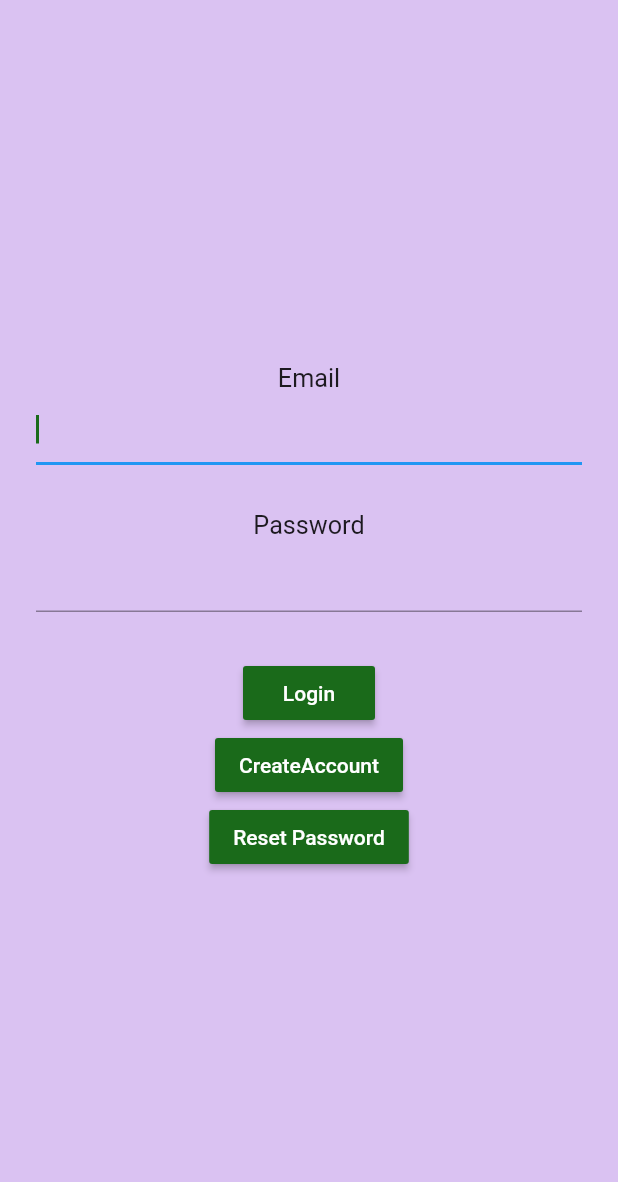
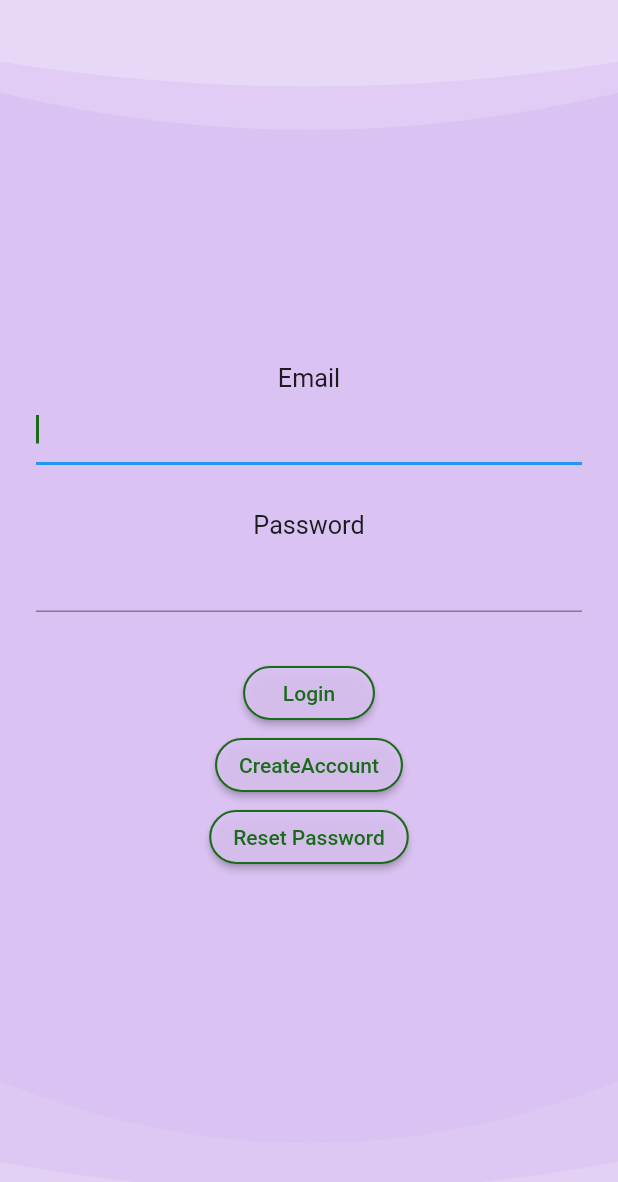
Before and after one commit to kskotheim/jeg-elsker-deg, a Flutter app: the screen it shows after launch, on a phone screen of 412 x 824 dp. Shown: the top 1182 px of the screen. Run offline on Flutter 3.47's test engine with Material 2 defaults, Android fonts, the phone set to English and light mode, and no system bars; our stand-ins replace auto_size_text, bloc, carousel_slider, clay_containers, cloud_firestore, equatable and 4 more; missing offline and left inert: animated_size_and_fade, dough; accounts and stored records are empty.

Commit message:
add wave animation

```diff
--- a/lib/src/root.dart
+++ b/lib/src/root.dart
@@ -5,6 +5,7 @@ import 'package:my_love/src/components/auth/auth_bloc.dart';
 import 'package:my_love/src/components/login/login_page.dart';
 import 'package:my_love/src/components/settings/settings_bloc.dart';
 import 'package:my_love/src/components/settings/theme.dart';
+import 'package:my_love/src/util/wave_animation.dart';
 
 class RootWidget extends StatelessWidget {
   @override
@@ -24,9 +25,31 @@ class RootWidget extends StatelessWidget {
               backgroundColor: theme.bgColor,
               body: BlocBuilder<AuthBloc, AuthState>(
                 builder: (context, authState) {
-                  return AnimatedSwitcher(
-                    duration: Duration(milliseconds: 300),
-                    child: _buildPage(authState),
+                  return AnimatedWave(
+                    height: MediaQuery.of(context).size.height * .1,
+                    speed: .2,
+                    alpha: 60,
+                    reverse: true,
+                    child: AnimatedWave(
+                      height: MediaQuery.of(context).size.height * .15,
+                      speed: .4,
+                      child: AnimatedWave(
+                        height: MediaQuery.of(context).size.height * .25,
+                        speed: .25,
+                        top: false,
+                        alpha: 20,
+                        child: AnimatedWave(
+                          height: MediaQuery.of(context).size.height * .12,
+                          reverse: true,
+                          top: false,
+                          speed: .4,
+                          child: AnimatedSwitcher(
+                            duration: Duration(milliseconds: 300),
+                            child: _buildPage(authState),
+                          ),
+                        ),
+                      ),
+                    ),
                   );
                 },
               ),
--- a/lib/src/util/button.dart
+++ b/lib/src/util/button.dart
@@ -11,12 +11,19 @@ class AccountButton extends StatelessWidget {
   @override
   Widget build(BuildContext context) {
     return RaisedButton(
+      shape: RoundedRectangleBorder(
+        borderRadius: BorderRadius.circular(18.0),
+        side: BorderSide(
+            color: BlocProvider.of<ThemeBloc>(context).theme.altColor,
+            width: 1.4),
+      ),
       child: Text(
         text,
-        style: TextStyle(color: Colors.white),
+        style: TextStyle(
+            color: BlocProvider.of<ThemeBloc>(context).theme.altColor),
       ),
       onPressed: onPressed,
-      color: BlocProvider.of<ThemeBloc>(context).theme.altColor,
+      color: BlocProvider.of<ThemeBloc>(context).theme.bgColor.withAlpha(230),
     );
   }
 }
--- /dev/null
+++ b/lib/src/util/wave_animation.dart
@@ -0,0 +1,122 @@
+import 'package:flutter/material.dart';
+import 'package:simple_animations/simple_animations.dart';
+import 'dart:math';
+
+class AnimatedWave extends StatelessWidget {
+  final double height;
+  final double speed;
+  final double offset;
+  final Widget child;
+  final bool top;
+  final bool reverse;
+  final int alpha;
+
+  AnimatedWave(
+      {this.height,
+      this.speed,
+      this.offset = 0.0,
+      this.child,
+      this.top = true,
+      this.reverse = false,
+      this.alpha = 40});
+
+  @override
+  Widget build(BuildContext context) {
+    return LayoutBuilder(
+      builder: (context, constraints) {
+        return Container(
+          height: MediaQuery.of(context).size.height,
+          width: constraints.biggest.width,
+          child: LoopAnimation(
+            child: child,
+            duration: Duration(milliseconds: (5000 / speed).round()),
+            tween: Tween(begin: 0.0, end: (reverse ? -2 : 2) * pi),
+            builder: (context, child, value) {
+              return CustomPaint(
+                foregroundPainter: top
+                    ? CurvePainter(value + offset, height, alpha: alpha)
+                    : BottomCurvePainter(value + offset, height,
+                        MediaQuery.of(context).size.height - height,
+                        alpha: alpha),
+                child: child,
+              );
+            },
+          ),
+        );
+      },
+    );
+  }
+}
+
+class CurvePainter extends CustomPainter {
+  final double value;
+  final double height;
+  final bool top;
+  final int alpha;
+
+  CurvePainter(this.value, this.height, {this.top = true, this.alpha = 40});
+
+  @override
+  void paint(Canvas canvas, Size size) {
+    final white = Paint()..color = Colors.white.withAlpha(alpha);
+    final path = Path();
+
+    final y1 = sin(value);
+    final y2 = sin(value + pi / 2);
+    final y3 = sin(value + pi);
+
+    final startPointY = height * (0.5 + 0.4 * y1);
+    final controlPointY = height * (0.5 + 0.4 * y2);
+    final endPointY = height * (0.5 + 0.4 * y3);
+
+    path.moveTo(size.width * 0, startPointY);
+    path.quadraticBezierTo(
+        size.width * 0.5, controlPointY, size.width, endPointY);
+    path.lineTo(size.width, 0);
+    path.lineTo(0, 0);
+    path.close();
+    canvas.drawPath(path, white);
+  }
+
+  @override
+  bool shouldRepaint(CustomPainter oldDelegate) {
+    return true;
+  }
+}
+
+class BottomCurvePainter extends CustomPainter {
+  final double value;
+  final double height;
+  final int alpha;
+  final double verticalOffset;
+
+  BottomCurvePainter(this.value, this.height, this.verticalOffset,
+      {this.alpha = 40});
+
+  @override
+  void paint(Canvas canvas, Size size) {
+    final white = Paint()..color = Colors.white.withAlpha(alpha);
+    final path = Path();
+
+    final y1 = sin(value);
+    final y2 = sin(value + pi / 2);
+    final y3 = sin(value + pi);
+
+    final startPointY = height * (0.5 + 0.4 * y1) + verticalOffset;
+    final controlPointY = height * (0.5 + 0.4 * y2) + verticalOffset;
+    final endPointY = height * (0.5 + 0.4 * y3) + verticalOffset;
+
+    path.moveTo(size.width * 0, startPointY);
+    path.quadraticBezierTo(size.width * 0.5, controlPointY,
+        size.width, endPointY);
+    path.lineTo(size.width, height + verticalOffset);
+    path.lineTo(0, height + verticalOffset);
+    path.close();
+    canvas.drawPath(path, white);
+  }
+
+  @override
+  bool shouldRepaint(CustomPainter oldDelegate) {
+    return true;
+  }
+}
--- a/pubspec.yaml
+++ b/pubspec.yaml
@@ -11,7 +11,7 @@ description: A new Flutter project.
 # In iOS, build-name is used as CFBundleShortVersionString while build-number used as CFBundleVersion.
 # Read more about iOS versioning at
 # https://developer.apple.com/library/archive/documentation/General/Reference/InfoPlistKeyReference/Articles/CoreFoundationKeys.html
-version: 1.0.1+2
+version: 1.0.2+3
 
 environment:
   sdk: ">=2.1.0 <3.0.0"
@@ -32,6 +32,8 @@ dependencies:
   animations: ^1.1.2
   animated_size_and_fade: ^1.1.2
   carousel_slider: ^2.2.1
+  simple_animations: ^2.2.1
+  auto_size_text: ^2.1.0
 
 
 
```
Also changed, not shown: lib/src/components/group/group_page.dart (+39 -21 lines), lib/src/util/custom_box_shadow.dart (added, +25 -0 lines), pubspec.lock, 1 other file.
